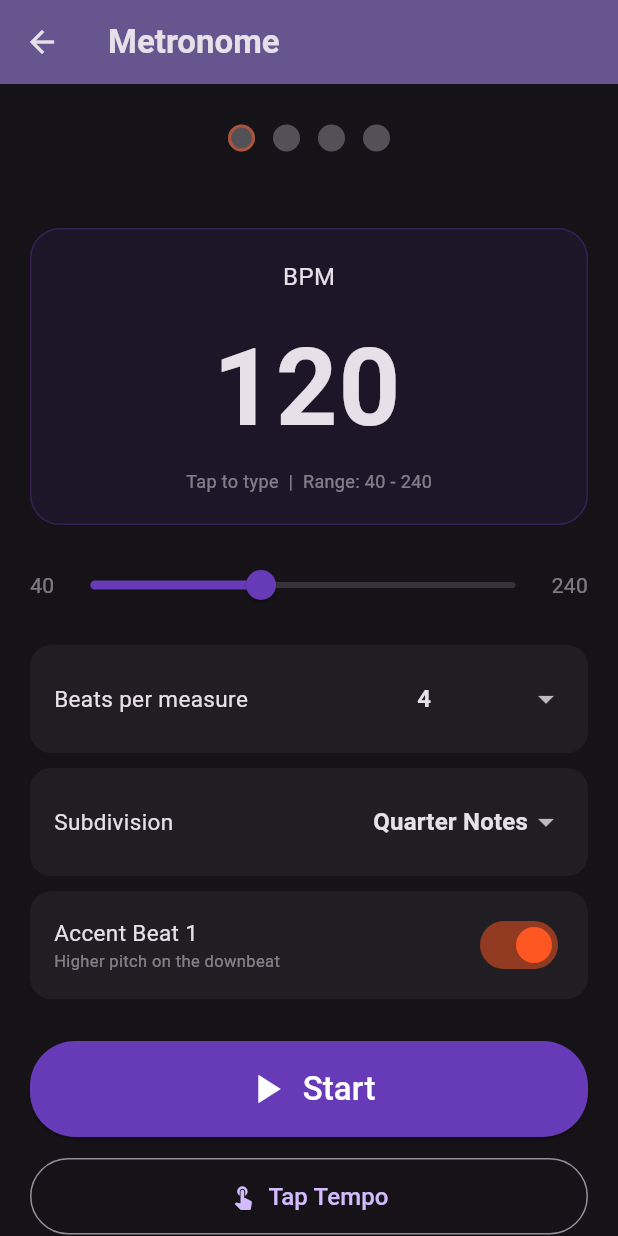
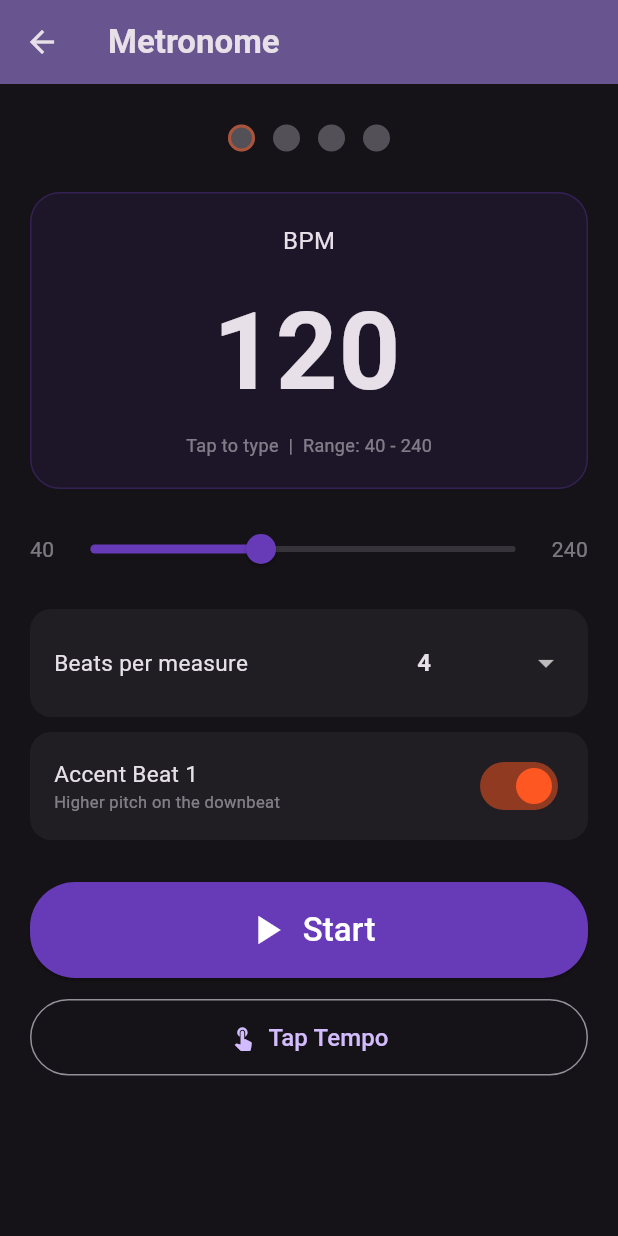
Before and after one commit to tr3783/Zyntune, a Flutter app: the MetronomeScreen screen opened directly, on a phone screen of 412 x 824 dp. Run offline on Flutter 3.47's test engine with Material 3 defaults, Android fonts, the phone set to English and light mode, and no system bars; our stand-ins replace audioplayers, fl_chart, flutter_local_notifications, permission_handler, shared_preferences, timezone; accounts and stored records are empty.

Commit message:
Remove subdivisions, clean metronome

```diff
--- a/lib/screens/metronome_screen.dart
+++ b/lib/screens/metronome_screen.dart
@@ -17,11 +17,10 @@ class _MetronomeScreenState extends State<MetronomeScreen> {
   bool _isPlaying = false;
   int _beatsPerMeasure = 4;
   int _currentBeat = 0;
-  int _currentSubdivision = 0;
+  bool _accentBeat1 = true;
   final TextEditingController _bpmController =
       TextEditingController(text: '120');
   final List<DateTime> _tapTimes = [];
-  bool _accentBeat1 = true;
 
   Isolate? _isolate;
   ReceivePort? _receivePort;
@@ -31,19 +30,8 @@ class _MetronomeScreenState extends State<MetronomeScreen> {
       List.generate(4, (_) => AudioPlayer());
   final List<AudioPlayer> _clickPlayers =
       List.generate(4, (_) => AudioPlayer());
-  final List<AudioPlayer> _tickPlayers =
-      List.generate(4, (_) => AudioPlayer());
   int _accentIndex = 0;
   int _clickIndex = 0;
-  int _tickIndex = 0;
-
-  int _subdivision = 1;
-  final Map<int, String> _subdivisionLabels = {
-    1: 'Quarter Notes',
-    2: '8th Notes',
-    3: 'Triplets',
-    4: '16th Notes',
-  };
 
   @override
   void initState() {
@@ -62,11 +50,6 @@ class _MetronomeScreenState extends State<MetronomeScreen> {
       for (final p in _clickPlayers) {
         await p.setSource(AssetSource('audio/click.wav'));
         await p.setVolume(1.0);
-        await p.setReleaseMode(ReleaseMode.stop);
-      }
-      for (final p in _tickPlayers) {
-        await p.setSource(AssetSource('audio/tick.wav'));
-        await p.setVolume(0.6);
         await p.setReleaseMode(ReleaseMode.stop);
       }
     } catch (e) {
@@ -111,14 +94,11 @@ class _MetronomeScreenState extends State<MetronomeScreen> {
       } else {
         _playClick();
       }
-    } else {
-      _playTick();
     }
 
     if (mounted) {
       setState(() {
         _currentBeat = currentBeat;
-        _currentSubdivision = currentSubdivision;
       });
     }
   }
@@ -137,18 +117,11 @@ class _MetronomeScreenState extends State<MetronomeScreen> {
     player.resume();
   }
 
-  void _playTick() {
-    final player = _tickPlayers[_tickIndex % 4];
-    _tickIndex++;
-    player.seek(Duration.zero);
-    player.resume();
-  }
-
   void _start() {
     _isolateSendPort?.send({
       'type': 'start',
       'bpm': _bpm,
-      'subdivision': _subdivision,
+      'subdivision': 1,
       'beatsPerMeasure': _beatsPerMeasure,
     });
     setState(() => _isPlaying = true);
@@ -160,7 +133,6 @@ class _MetronomeScreenState extends State<MetronomeScreen> {
       setState(() {
         _isPlaying = false;
         _currentBeat = 0;
-        _currentSubdivision = 0;
       });
     }
   }
@@ -206,7 +178,6 @@ class _MetronomeScreenState extends State<MetronomeScreen> {
     _receivePort?.close();
     for (final p in _accentPlayers) p.dispose();
     for (final p in _clickPlayers) p.dispose();
-    for (final p in _tickPlayers) p.dispose();
     _bpmController.dispose();
     super.dispose();
   }
@@ -273,36 +244,6 @@ class _MetronomeScreenState extends State<MetronomeScreen> {
                         );
                       }),
               ),
-            ),
-            const SizedBox(height: 8),
-
-            // --- Subdivision Dots ---
-            SizedBox(
-              height: 16,
-              child: _subdivision > 1
-                  ? Row(
-                      mainAxisAlignment:
-                          MainAxisAlignment.center,
-                      children: List.generate(
-                          _subdivision, (index) {
-                        final isActive =
-                            _currentSubdivision == index;
-                        return Container(
-                          margin: const EdgeInsets.symmetric(
-                              horizontal: 4),
-                          width: isActive ? 10 : 6,
-                          height: isActive ? 10 : 6,
-                          decoration: BoxDecoration(
-                            shape: BoxShape.circle,
-                            color: isActive
-                                ? Colors.deepPurpleAccent
-                                : colorScheme.onSurface
-                                    .withOpacity(0.2),
-                          ),
-                        );
-                      }),
-                    )
-                  : const SizedBox.shrink(),
             ),
             const SizedBox(height: 20),
 
@@ -442,52 +383,6 @@ class _MetronomeScreenState extends State<MetronomeScreen> {
             ),
             const SizedBox(height: 10),
 
-            // --- Subdivision ---
-            Container(
-              padding: const EdgeInsets.symmetric(
-                  horizontal: 16, vertical: 12),
-              decoration: BoxDecoration(
-                color: colorScheme.onSurface.withOpacity(0.05),
-                borderRadius: BorderRadius.circular(14),
-              ),
-              child: Row(
-                mainAxisAlignment:
-                    MainAxisAlignment.spaceBetween,
-                children: [
-                  const Text('Subdivision',
-                      style: TextStyle(fontSize: 15)),
-                  DropdownButton<int>(
-                    value: _subdivision,
-                    underline: const SizedBox(),
-                    items: _subdivisionLabels.entries
-                        .map((entry) => DropdownMenuItem(
-                              value: entry.key,
-                              child: Text(
-                                entry.value,
-                                style: const TextStyle(
-                                    fontWeight:
-                                        FontWeight.bold),
-                              ),
-                            ))
-                        .toList(),
-                    onChanged: (val) {
-                      if (val != null) {
-                        setState(() {
-                          _subdivision = val;
-                          _currentSubdivision = 0;
-                        });
-                        if (_isPlaying) {
-                          _stop();
-                          _start();
-                        }
-                      }
-                    },
-                  ),
-                ],
-              ),
-            ),
-            const SizedBox(height: 10),
-
             // --- Accent Beat 1 Toggle ---
             Container(
               padding: const EdgeInsets.symmetric(
```
